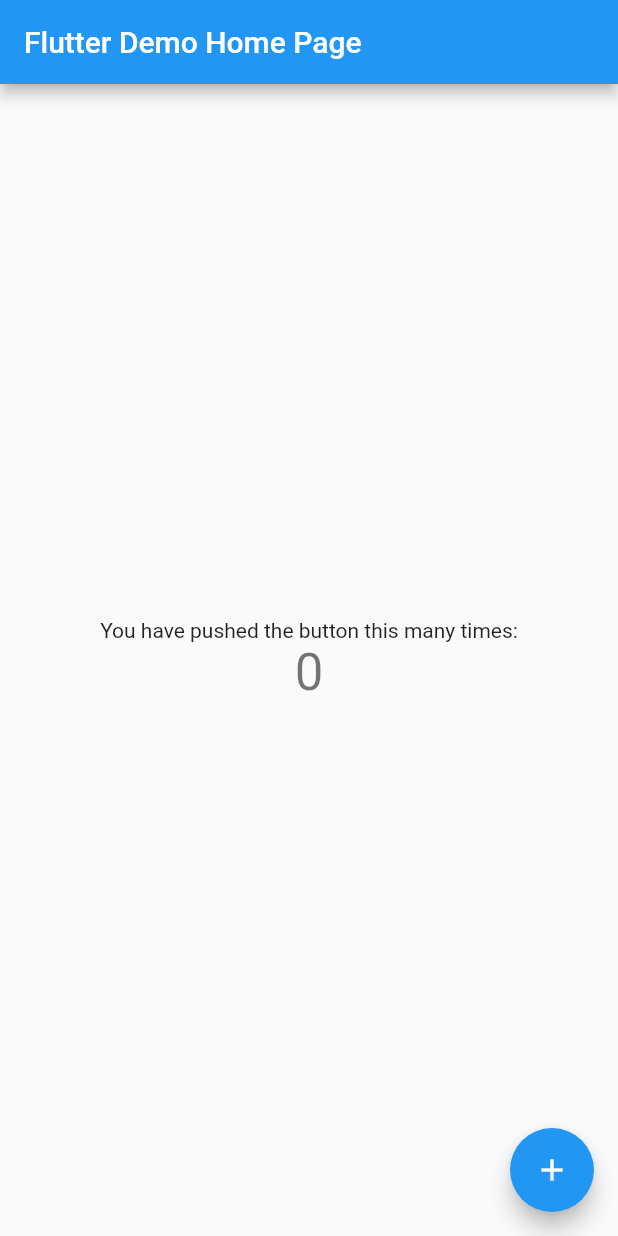
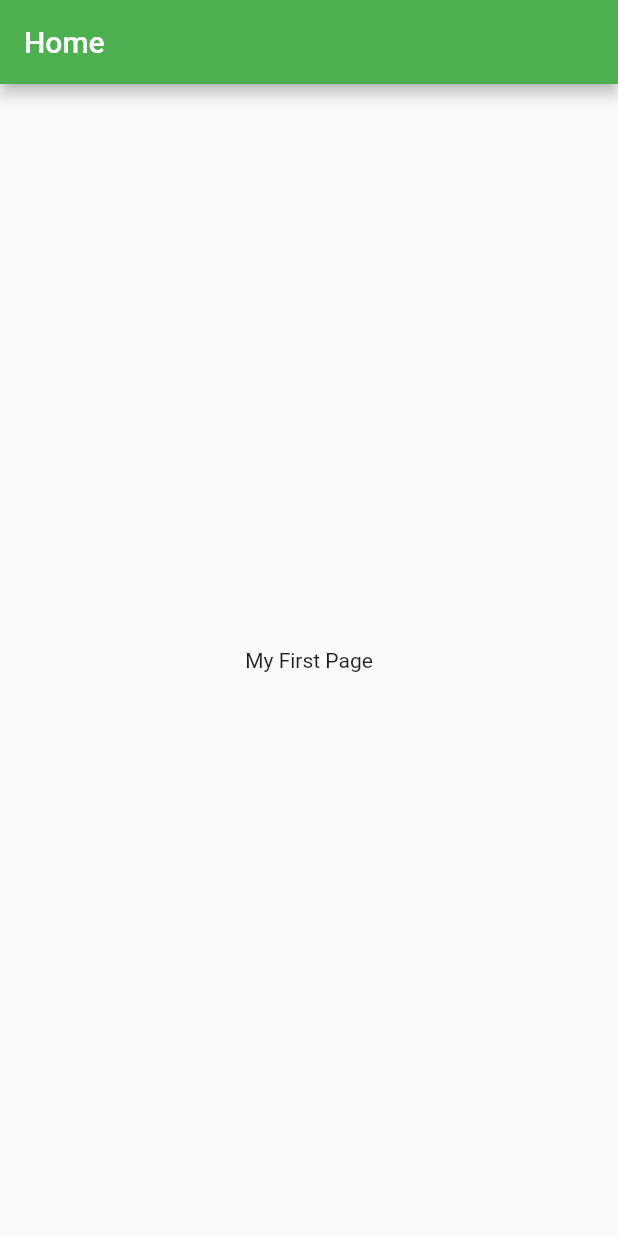
Before and after one commit to code2fly/expenditure_tracking_app, a Flutter app: the screen it shows after launch, on a phone screen of 412 x 824 dp. Run offline on Flutter 3.47's test engine with Material 2 defaults, Android fonts, the phone set to English and light mode, and no system bars.

Commit message:
created basic home page Scaffold for app

```diff
--- /dev/null
+++ b/lib/application.dart
@@ -0,0 +1,17 @@
+import 'package:expenditure_tracking_app/pages/home/home_page.dart';
+import 'package:flutter/material.dart';
+
+class Application extends StatelessWidget {
+  const Application({Key key}) : super(key: key);
+
+  @override
+  Widget build(BuildContext context) {
+    return MaterialApp(
+      title: "Hello Flutter",
+      theme: ThemeData(
+        primarySwatch: Colors.green,
+      ),
+      home: HomePage(),
+    );
+  }
+}
--- a/lib/main.dart
+++ b/lib/main.dart
@@ -1,117 +1,4 @@
+import 'package:expenditure_tracking_app/application.dart';
 import 'package:flutter/material.dart';
 
-void main() {
-  runApp(MyApp());
-}
-
-class MyApp extends StatelessWidget {
-  // This widget is the root of your application.
-  @override
-  Widget build(BuildContext context) {
-    return MaterialApp(
-      title: 'Flutter Demo',
-      theme: ThemeData(
-        // This is the theme of your application.
-        //
-        // Try running your application with "flutter run". You'll see the
-        // application has a blue toolbar. Then, without quitting the app, try
-        // changing the primarySwatch below to Colors.green and then invoke
-        // "hot reload" (press "r" in the console where you ran "flutter run",
-        // or simply save your changes to "hot reload" in a Flutter IDE).
-        // Notice that the counter didn't reset back to zero; the application
-        // is not restarted.
-        primarySwatch: Colors.blue,
-        // This makes the visual density adapt to the platform that you run
-        // the app on. For desktop platforms, the controls will be smaller and
-        // closer together (more dense) than on mobile platforms.
-        visualDensity: VisualDensity.adaptivePlatformDensity,
-      ),
-      home: MyHomePage(title: 'Flutter Demo Home Page'),
-    );
-  }
-}
-
-class MyHomePage extends StatefulWidget {
-  MyHomePage({Key key, this.title}) : super(key: key);
-
-  // This widget is the home page of your application. It is stateful, meaning
-  // that it has a State object (defined below) that contains fields that affect
-  // how it looks.
-
-  // This class is the configuration for the state. It holds the values (in this
-  // case the title) provided by the parent (in this case the App widget) and
-  // used by the build method of the State. Fields in a Widget subclass are
-  // always marked "final".
-
-  final String title;
-
-  @override
-  _MyHomePageState createState() => _MyHomePageState();
-}
-
-class _MyHomePageState extends State<MyHomePage> {
-  int _counter = 0;
-
-  void _incrementCounter() {
-    setState(() {
-      // This call to setState tells the Flutter framework that something has
-      // changed in this State, which causes it to rerun the build method below
-      // so that the display can reflect the updated values. If we changed
-      // _counter without calling setState(), then the build method would not be
-      // called again, and so nothing would appear to happen.
-      _counter++;
-    });
-  }
-
-  @override
-  Widget build(BuildContext context) {
-    // This method is rerun every time setState is called, for instance as done
-    // by the _incrementCounter method above.
-    //
-    // The Flutter framework has been optimized to make rerunning build methods
-    // fast, so that you can just rebuild anything that needs updating rather
-    // than having to individually change instances of widgets.
-    return Scaffold(
-      appBar: AppBar(
-        // Here we take the value from the MyHomePage object that was created by
-        // the App.build method, and use it to set our appbar title.
-        title: Text(widget.title),
-      ),
-      body: Center(
-        // Center is a layout widget. It takes a single child and positions it
-        // in the middle of the parent.
-        child: Column(
-          // Column is also a layout widget. It takes a list of children and
-          // arranges them vertically. By default, it sizes itself to fit its
-          // children horizontally, and tries to be as tall as its parent.
-          //
-          // Invoke "debug painting" (press "p" in the console, choose the
-          // "Toggle Debug Paint" action from the Flutter Inspector in Android
-          // Studio, or the "Toggle Debug Paint" command in Visual Studio Code)
-          // to see the wireframe for each widget.
-          //
-          // Column has various properties to control how it sizes itself and
-          // how it positions its children. Here we use mainAxisAlignment to
-          // center the children vertically; the main axis here is the vertical
-          // axis because Columns are vertical (the cross axis would be
-          // horizontal).
-          mainAxisAlignment: MainAxisAlignment.center,
-          children: <Widget>[
-            Text(
-              'You have pushed the button this many times:',
-            ),
-            Text(
-              '$_counter',
-              style: Theme.of(context).textTheme.headline4,
-            ),
-          ],
-        ),
-      ),
-      floatingActionButton: FloatingActionButton(
-        onPressed: _incrementCounter,
-        tooltip: 'Increment',
-        child: Icon(Icons.add),
-      ), // This trailing comma makes auto-formatting nicer for build methods.
-    );
-  }
-}
+void main() => runApp(Application());
--- /dev/null
+++ b/lib/pages/home/home_page.dart
@@ -0,0 +1,15 @@
+import 'package:flutter/material.dart';
+
+class HomePage extends StatelessWidget {
+  @override
+  Widget build(BuildContext context) {
+    return Scaffold(
+      appBar: AppBar(
+        title: const Text('Home'),
+      ),
+      body: Center(
+        child: Text('My First Page'),
+      ),
+    );
+  }
+}
```
Also changed, not shown: 1 other file.
